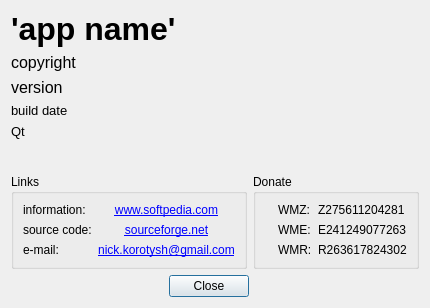
Before: the Qt Designer form digital_clock/gui/about_dialog.ui in Kolcha/DigitalClock4, drawn with Qt 5.
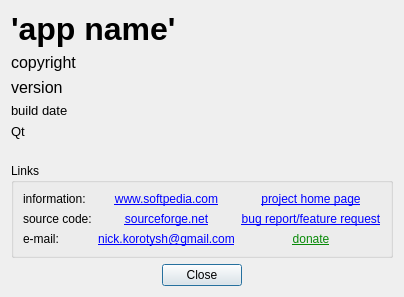
After: the same form once the commit is applied. Icons and pictures are not drawn.

Commit message: redesigned about dialog

Patch:
```diff
--- a/digital_clock/gui/about_dialog.ui
+++ b/digital_clock/gui/about_dialog.ui
@@ -6,8 +6,8 @@
    <rect>
     <x>0</x>
     <y>0</y>
-    <width>407</width>
-    <height>308</height>
+    <width>401</width>
+    <height>297</height>
    </rect>
   </property>
   <property name="windowTitle">
@@ -16,7 +16,7 @@
   <property name="modal">
    <bool>true</bool>
   </property>
-  <layout class="QGridLayout" name="gridLayout_3">
+  <layout class="QGridLayout" name="gridLayout_2">
    <item row="0" column="0">
     <layout class="QVBoxLayout" name="verticalLayout">
      <item>
@@ -107,13 +107,11 @@
     </widget>
    </item>
    <item row="1" column="0" colspan="2">
-    <layout class="QHBoxLayout" name="horizontalLayout_3">
-     <item>
-      <widget class="QGroupBox" name="groupBox_2">
+    <widget class="QGroupBox" name="links_box">
        <property name="title">
         <string>Links</string>
        </property>
-       <layout class="QGridLayout" name="gridLayout">
+     <layout class="QGridLayout" name="links_layout">
         <item row="0" column="0">
          <widget class="QLabel" name="label_4">
           <property name="text">
@@ -134,6 +132,19 @@
           </property>
          </widget>
         </item>
+      <item row="0" column="3">
+       <widget class="QLabel" name="homepage_label">
+        <property name="text">
+         <string>&lt;a href=&quot;http://sourceforge.net/projects/digitalclock4/&quot;&gt;project home page&lt;/a&gt;</string>
+        </property>
+        <property name="alignment">
+         <set>Qt::AlignCenter</set>
+        </property>
+        <property name="openExternalLinks">
+         <bool>true</bool>
+        </property>
+       </widget>
+      </item>
         <item row="1" column="0">
          <widget class="QLabel" name="label_5">
           <property name="text">
@@ -154,6 +165,19 @@
           </property>
          </widget>
         </item>
+      <item row="1" column="3">
+       <widget class="QLabel" name="support_label">
+        <property name="text">
+         <string notr="true">&lt;a href=&quot;http://sourceforge.net/p/digitalclock4/tickets/&quot;&gt;bug report/feature request&lt;/a&gt;</string>
+        </property>
+        <property name="alignment">
+         <set>Qt::AlignCenter</set>
+        </property>
+        <property name="openExternalLinks">
+         <bool>true</bool>
+        </property>
+       </widget>
+      </item>
         <item row="2" column="0">
          <widget class="QLabel" name="label_6">
           <property name="text">
@@ -174,159 +198,36 @@
           </property>
          </widget>
         </item>
-       </layout>
-      </widget>
-     </item>
-     <item>
-      <widget class="QGroupBox" name="groupBox">
-       <property name="title">
-        <string>Donate</string>
-       </property>
-       <layout class="QGridLayout" name="gridLayout_2">
-        <item row="0" column="0">
-         <widget class="QLabel" name="label">
-          <property name="sizePolicy">
-           <sizepolicy hsizetype="Fixed" vsizetype="Fixed">
-            <horstretch>0</horstretch>
-            <verstretch>0</verstretch>
-           </sizepolicy>
-          </property>
-          <property name="text">
-           <string/>
-          </property>
-          <property name="pixmap">
-           <pixmap resource="../digital_clock.qrc">:/clock/about_dialog/wmz.png</pixmap>
-          </property>
-         </widget>
-        </item>
-        <item row="0" column="1">
-         <widget class="QLabel" name="label_13">
-          <property name="text">
-           <string notr="true">WMZ:</string>
-          </property>
-         </widget>
-        </item>
-        <item row="0" column="2">
-         <spacer name="horizontalSpacer">
-          <property name="orientation">
-           <enum>Qt::Horizontal</enum>
-          </property>
-          <property name="sizeHint" stdset="0">
-           <size>
-            <width>10</width>
-            <height>10</height>
-           </size>
-          </property>
-         </spacer>
-        </item>
-        <item row="0" column="3">
-         <widget class="QLabel" name="label_14">
-          <property name="text">
-           <string notr="true">Z275611204281</string>
-          </property>
-          <property name="textInteractionFlags">
-           <set>Qt::LinksAccessibleByMouse|Qt::TextSelectableByMouse</set>
-          </property>
-         </widget>
-        </item>
-        <item row="1" column="0">
-         <widget class="QLabel" name="label_2">
-          <property name="sizePolicy">
-           <sizepolicy hsizetype="Fixed" vsizetype="Fixed">
-            <horstretch>0</horstretch>
-            <verstretch>0</verstretch>
-           </sizepolicy>
-          </property>
-          <property name="text">
-           <string/>
-          </property>
-          <property name="pixmap">
-           <pixmap resource="../digital_clock.qrc">:/clock/about_dialog/wme.png</pixmap>
-          </property>
-         </widget>
-        </item>
-        <item row="1" column="1">
-         <widget class="QLabel" name="label_15">
-          <property name="text">
-           <string notr="true">WME:</string>
-          </property>
-         </widget>
-        </item>
-        <item row="1" column="2">
-         <spacer name="horizontalSpacer_2">
-          <property name="orientation">
-           <enum>Qt::Horizontal</enum>
-          </property>
-          <property name="sizeHint" stdset="0">
-           <size>
-            <width>10</width>
-            <height>10</height>
-           </size>
-          </property>
-         </spacer>
-        </item>
-        <item row="1" column="3">
-         <widget class="QLabel" name="label_16">
-          <property name="text">
-           <string notr="true">E241249077263</string>
-          </property>
-          <property name="textInteractionFlags">
-           <set>Qt::LinksAccessibleByMouse|Qt::TextSelectableByMouse</set>
-          </property>
-         </widget>
-        </item>
-        <item row="2" column="0">
-         <widget class="QLabel" name="label_3">
-          <property name="sizePolicy">
-           <sizepolicy hsizetype="Fixed" vsizetype="Fixed">
-            <horstretch>0</horstretch>
-            <verstretch>0</verstretch>
-           </sizepolicy>
-          </property>
-          <property name="text">
-           <string/>
-          </property>
-          <property name="pixmap">
-           <pixmap resource="../digital_clock.qrc">:/clock/about_dialog/wmr.png</pixmap>
-          </property>
-         </widget>
-        </item>
-        <item row="2" column="1">
-         <widget class="QLabel" name="label_17">
-          <property name="text">
-           <string notr="true">WMR:</string>
-          </property>
-         </widget>
-        </item>
-        <item row="2" column="2">
-         <spacer name="horizontalSpacer_3">
-          <property name="orientation">
-           <enum>Qt::Horizontal</enum>
-          </property>
-          <property name="sizeHint" stdset="0">
-           <size>
-            <width>10</width>
-            <height>10</height>
-           </size>
-          </property>
-         </spacer>
-        </item>
         <item row="2" column="3">
-         <widget class="QLabel" name="label_18">
+       <widget class="QLabel" name="donate_label">
           <property name="text">
-           <string notr="true">R263617824302</string>
-          </property>
-          <property name="textInteractionFlags">
-           <set>Qt::LinksAccessibleByMouse|Qt::TextSelectableByMouse</set>
-          </property>
-         </widget>
-        </item>
+         <string notr="true">&lt;a style=&quot;color: #088A08;&quot; href=&quot;https://www.paypal.com/cgi-bin/webscr?cmd=_s-xclick&amp;hosted_button_id=GBQF4AXRKFQ7U&quot;&gt;donate&lt;/a&gt;</string>
+        </property>
+        <property name="alignment">
+         <set>Qt::AlignCenter</set>
+        </property>
+        <property name="openExternalLinks">
+         <bool>true</bool>
+        </property>
+       </widget>
+      </item>
+      <item row="0" column="2" rowspan="3">
+       <spacer name="horizontalSpacer">
+        <property name="orientation">
+         <enum>Qt::Horizontal</enum>
+        </property>
+        <property name="sizeHint" stdset="0">
+         <size>
+          <width>28</width>
+          <height>48</height>
+         </size>
+        </property>
+       </spacer>
+      </item>
        </layout>
       </widget>
      </item>
-    </layout>
-   </item>
-   <item row="2" column="0">
+   <item row="2" column="0" colspan="2">
     <layout class="QHBoxLayout" name="horizontalLayout_2">
      <item>
       <spacer name="horizontalSpacer_4">
```
Lines whose indentation alone changed are shown as unchanged. The commit also changes 6 other files.
